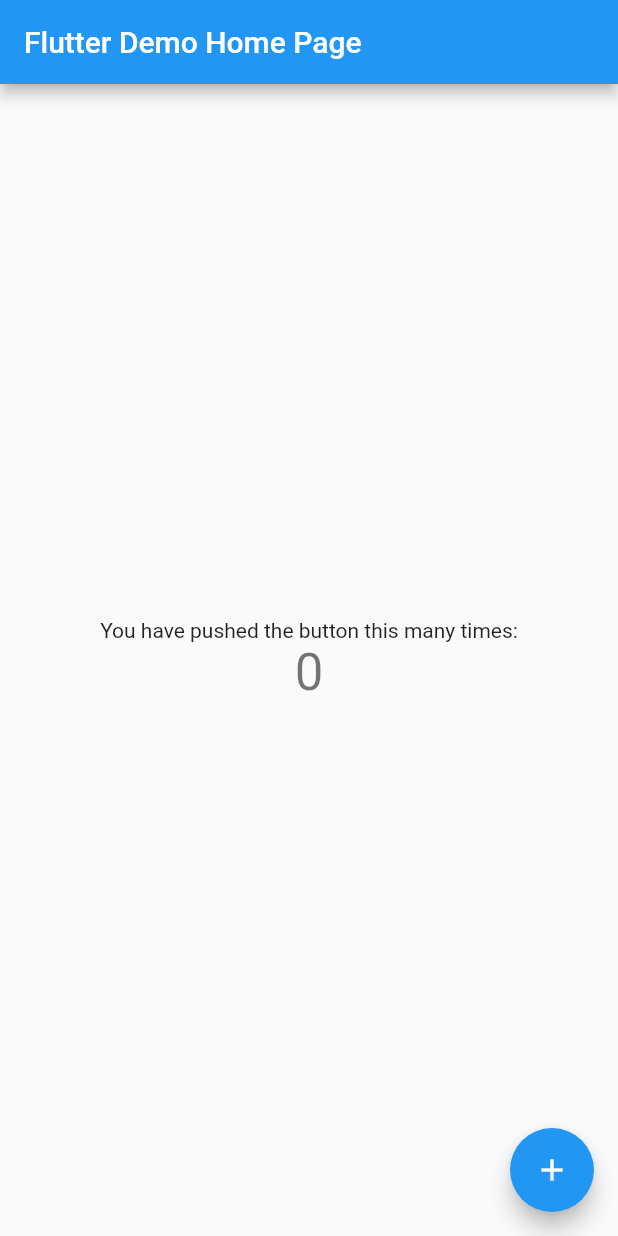
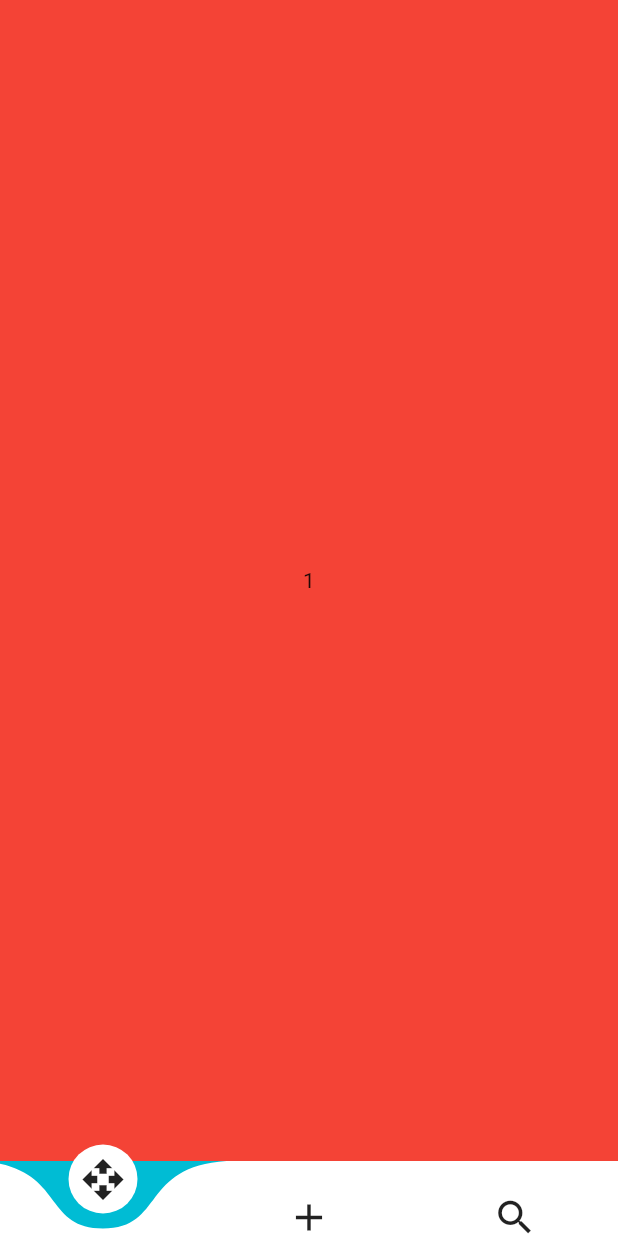
Before and after one commit to OBurnsy22/tempo, a Flutter app: the screen it shows after launch, on a phone screen of 412 x 824 dp. Run offline on Flutter 3.47's test engine with Material 2 defaults, Android fonts, the phone set to English and light mode, and no system bars; drawn by our look-alikes of curved_navigation_bar.

Commit message:
Set up navigation between the 3 main widgets

```diff
--- /dev/null
+++ b/tempo/lib/cards.dart
@@ -0,0 +1,32 @@
+import 'package:flutter/material.dart';
+import 'main.dart';
+import 'search.dart';
+
+class cardsHome extends StatefulWidget {
+
+  @override
+  cardsHomeState createState() => cardsHomeState();
+}
+
+class cardsHomeState extends State<cardsHome> with AutomaticKeepAliveClientMixin<cardsHome> {
+
+  @override
+  Widget build(BuildContext context) {
+
+    return Scaffold(
+      backgroundColor: Colors.red,
+      body: Center(
+        child: Column(
+          mainAxisAlignment: MainAxisAlignment.center,
+          children: [
+            Text("1")
+          ],
+        ),
+      ),
+
+    );
+  }
+
+  @override
+  bool get wantKeepAlive => true;
+}
--- a/tempo/lib/main.dart
+++ b/tempo/lib/main.dart
@@ -1,113 +1,85 @@
+import 'package:curved_navigation_bar/curved_navigation_bar.dart';
 import 'package:flutter/material.dart';
+import 'package:tempo/search.dart';
+import 'analytics.dart';
+import 'cards.dart';
 
 void main() {
   runApp(MyApp());
 }
 
 class MyApp extends StatelessWidget {
-  // This widget is the root of your application.
   @override
   Widget build(BuildContext context) {
     return MaterialApp(
-      title: 'Flutter Demo',
+      title: 'tempo',
+      themeMode: ThemeMode.dark,
       theme: ThemeData(
-        // This is the theme of your application.
-        //
-        // Try running your application with "flutter run". You'll see the
-        // application has a blue toolbar. Then, without quitting the app, try
-        // changing the primarySwatch below to Colors.green and then invoke
-        // "hot reload" (press "r" in the console where you ran "flutter run",
-        // or simply save your changes to "hot reload" in a Flutter IDE).
-        // Notice that the counter didn't reset back to zero; the application
-        // is not restarted.
         primarySwatch: Colors.blue,
       ),
-      home: MyHomePage(title: 'Flutter Demo Home Page'),
+      home: navigator(),
     );
   }
 }
 
-class MyHomePage extends StatefulWidget {
-  MyHomePage({Key key, this.title}) : super(key: key);
-
-  // This widget is the home page of your application. It is stateful, meaning
-  // that it has a State object (defined below) that contains fields that affect
-  // how it looks.
-
-  // This class is the configuration for the state. It holds the values (in this
-  // case the title) provided by the parent (in this case the App widget) and
-  // used by the build method of the State. Fields in a Widget subclass are
-  // always marked "final".
-
-  final String title;
+class navigator extends StatefulWidget {
 
   @override
-  _MyHomePageState createState() => _MyHomePageState();
+  navigatorState createState() => navigatorState();
 }
 
-class _MyHomePageState extends State<MyHomePage> {
-  int _counter = 0;
+class navigatorState extends State<navigator>{
+  PageController _controller;
+  var _selectedPageIndex;
+  List<Widget> _pages;
 
-  void _incrementCounter() {
-    setState(() {
-      // This call to setState tells the Flutter framework that something has
-      // changed in this State, which causes it to rerun the build method below
-      // so that the display can reflect the updated values. If we changed
-      // _counter without calling setState(), then the build method would not be
-      // called again, and so nothing would appear to happen.
-      _counter++;
-    });
+  @override
+  void initState() {
+    super.initState();
+
+    _selectedPageIndex = 0;
+    _pages = [
+      cardsHome(),
+      analyticsHome(),
+      searchHome(),
+    ];
+
+    _controller = PageController(initialPage: _selectedPageIndex);
+  }
+
+  @override
+  void dispose() {
+    _controller.dispose();
+    super.dispose();
   }
 
   @override
   Widget build(BuildContext context) {
-    // This method is rerun every time setState is called, for instance as done
-    // by the _incrementCounter method above.
-    //
-    // The Flutter framework has been optimized to make rerunning build methods
-    // fast, so that you can just rebuild anything that needs updating rather
-    // than having to individually change instances of widgets.
+
     return Scaffold(
-      appBar: AppBar(
-        // Here we take the value from the MyHomePage object that was created by
-        // the App.build method, and use it to set our appbar title.
-        title: Text(widget.title),
+      body: PageView(
+        controller: _controller,
+        physics: NeverScrollableScrollPhysics(),
+        children: _pages,
       ),
-      body: Center(
-        // Center is a layout widget. It takes a single child and positions it
-        // in the middle of the parent.
-        child: Column(
-          // Column is also a layout widget. It takes a list of children and
-          // arranges them vertically. By default, it sizes itself to fit its
-          // children horizontally, and tries to be as tall as its parent.
-          //
-          // Invoke "debug painting" (press "p" in the console, choose the
-          // "Toggle Debug Paint" action from the Flutter Inspector in Android
-          // Studio, or the "Toggle Debug Paint" command in Visual Studio Code)
-          // to see the wireframe for each widget.
-          //
-          // Column has various properties to control how it sizes itself and
-          // how it positions its children. Here we use mainAxisAlignment to
-          // center the children vertically; the main axis here is the vertical
-          // axis because Columns are vertical (the cross axis would be
-          // horizontal).
-          mainAxisAlignment: MainAxisAlignment.center,
-          children: <Widget>[
-            Text(
-              'You have pushed the button this many times:',
-            ),
-            Text(
-              '$_counter',
-              style: Theme.of(context).textTheme.headline4,
-            ),
-          ],
-        ),
+      bottomNavigationBar: CurvedNavigationBar(
+        backgroundColor: Colors.cyan,
+        height: 50,
+        animationDuration: Duration(milliseconds: 300),
+        animationCurve: Curves.bounceInOut,
+        index: _selectedPageIndex,
+        items: <Widget> [
+          Icon(Icons.open_with, size: 30),
+          Icon(Icons.add, size: 30),
+          Icon(Icons.search, size: 30),
+        ],
+        onTap: (index) {
+          setState(() {
+            _selectedPageIndex = index;
+            _controller.jumpToPage(index);
+          });
+        },
       ),
-      floatingActionButton: FloatingActionButton(
-        onPressed: _incrementCounter,
-        tooltip: 'Increment',
-        child: Icon(Icons.add),
-      ), // This trailing comma makes auto-formatting nicer for build methods.
     );
   }
 }
--- a/tempo/pubspec.yaml
+++ b/tempo/pubspec.yaml
@@ -23,11 +23,8 @@
 dependencies:
   flutter:
     sdk: flutter
-
-
-  # The following adds the Cupertino Icons font to your application.
-  # Use with the CupertinoIcons class for iOS style icons.
   cupertino_icons: ^1.0.2
+  curved_navigation_bar: ^1.0.1
 
 dev_dependencies:
   flutter_test:
```
Also changed, not shown: tempo/lib/analytics.dart (added, +33 -0 lines), tempo/lib/search.dart (added, +32 -0 lines), tempo/pubspec.lock.
